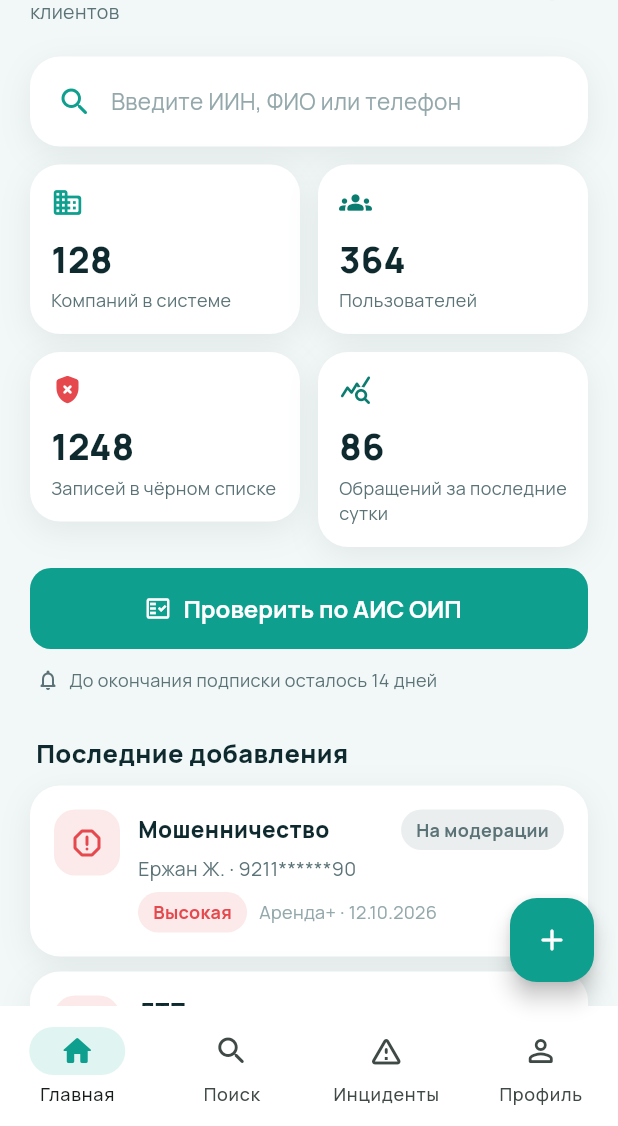
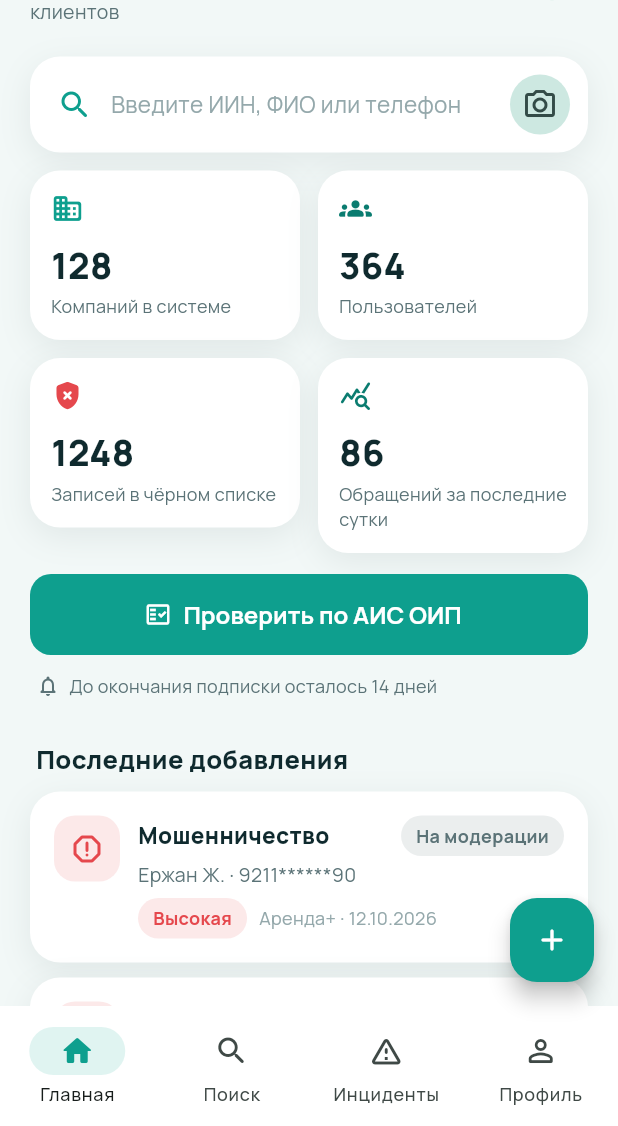
Before and after one commit to rauan-boop/R-PASS-App, a Flutter app: the screen it shows after launch, after a tap on "Тестовый вход", on a phone screen of 412 x 824 dp, the part 110-1236 px from its top. Run offline on Flutter 3.47's test engine with Material 3 defaults, Android fonts, the phone set to English and light mode, and no system bars; our stand-ins replace google_fonts; missing offline and left inert: dart:html.

Commit message:
Place camera shortcut on home tab
Co-authored-by: Copilot <223556219+Copilot@users.noreply.github.com>

```diff
--- a/lib/screens/dashboard_screen.dart
+++ b/lib/screens/dashboard_screen.dart
@@ -62,17 +62,38 @@ class DashboardScreen extends StatelessWidget {
             ),
             const SizedBox(height: 20),
             AppCard(
-              onTap: onOpenSearch,
-              padding:
-                  const EdgeInsets.symmetric(horizontal: 18, vertical: 18),
+              padding: const EdgeInsets.fromLTRB(18, 8, 8, 8),
               child: Row(
                 children: [
-                  const Icon(Icons.search_rounded, color: AppColors.primary),
-                  const SizedBox(width: 12),
-                  Text(
-                    'Введите ИИН, ФИО или телефон',
-                    style: GoogleFonts.manrope(
-                        fontSize: 15, color: AppColors.hint),
+                  Expanded(
+                    child: InkWell(
+                      onTap: onOpenSearch,
+                      borderRadius: BorderRadius.circular(12),
+                      child: Padding(
+                        padding: const EdgeInsets.symmetric(vertical: 10),
+                        child: Row(
+                          children: [
+                            const Icon(Icons.search_rounded,
+                                color: AppColors.primary),
+                            const SizedBox(width: 12),
+                            Text(
+                              'Введите ИИН, ФИО или телефон',
+                              style: GoogleFonts.manrope(
+                                  fontSize: 15, color: AppColors.hint),
+                            ),
+                          ],
+                        ),
+                      ),
+                    ),
+                  ),
+                  IconButton.filledTonal(
+                    tooltip: 'Сканировать ИИН',
+                    onPressed: () => ScaffoldMessenger.of(context).showSnackBar(
+                      const SnackBar(
+                        content: Text('Сканирование ИИН появится позже'),
+                      ),
+                    ),
+                    icon: const Icon(Icons.photo_camera_outlined),
                   ),
                 ],
               ),
--- a/lib/screens/search_screen.dart
+++ b/lib/screens/search_screen.dart
@@ -131,41 +131,18 @@ class _SearchScreenState extends State<SearchScreen> {
           ),
         ),
         const SizedBox(height: 14),
-        Row(
-          children: [
-            Expanded(
-              child: TextField(
+        TextField(
           controller: _controller,
           onChanged: _onChanged,
-                keyboardType: _mode == _Mode.name
-                    ? TextInputType.text
-                    : TextInputType.number,
+          keyboardType:
+              _mode == _Mode.name ? TextInputType.text : TextInputType.number,
           inputFormatters: _mode == _Mode.name
               ? null
-                    : [
-                        FilteringTextInputFormatter.allow(
-                          RegExp(r'[0-9+ ()-]'),
-                        ),
-                      ],
+              : [FilteringTextInputFormatter.allow(RegExp(r'[0-9+ ()-]'))],
           decoration: InputDecoration(
             hintText: _hint,
             prefixIcon: const Icon(Icons.search_rounded),
           ),
-              ),
-            ),
-            if (_mode == _Mode.iin) ...[
-              const SizedBox(width: 8),
-              IconButton.filledTonal(
-                tooltip: 'Сканировать ИИН',
-                onPressed: () => ScaffoldMessenger.of(context).showSnackBar(
-                  const SnackBar(
-                    content: Text('Сканирование ИИН появится позже'),
-                  ),
-                ),
-                icon: const Icon(Icons.photo_camera_outlined),
-              ),
-            ],
-          ],
         ),
         const SizedBox(height: 18),
         if (_query.isEmpty) ...[
```
Lines whose indentation alone changed are shown as unchanged.
